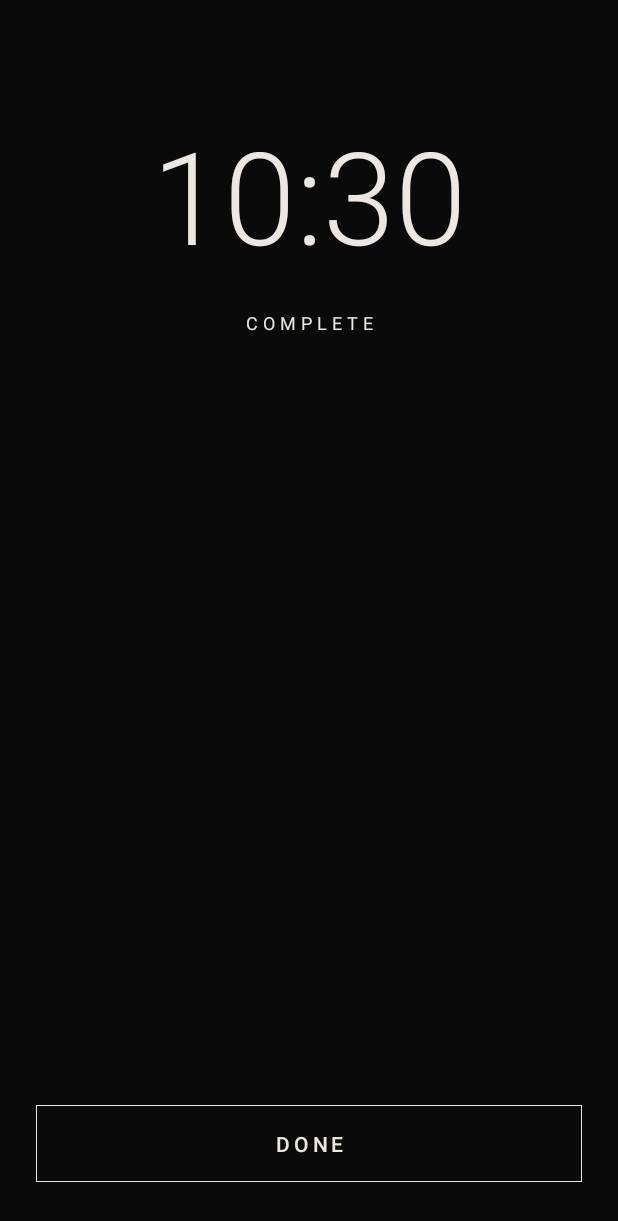
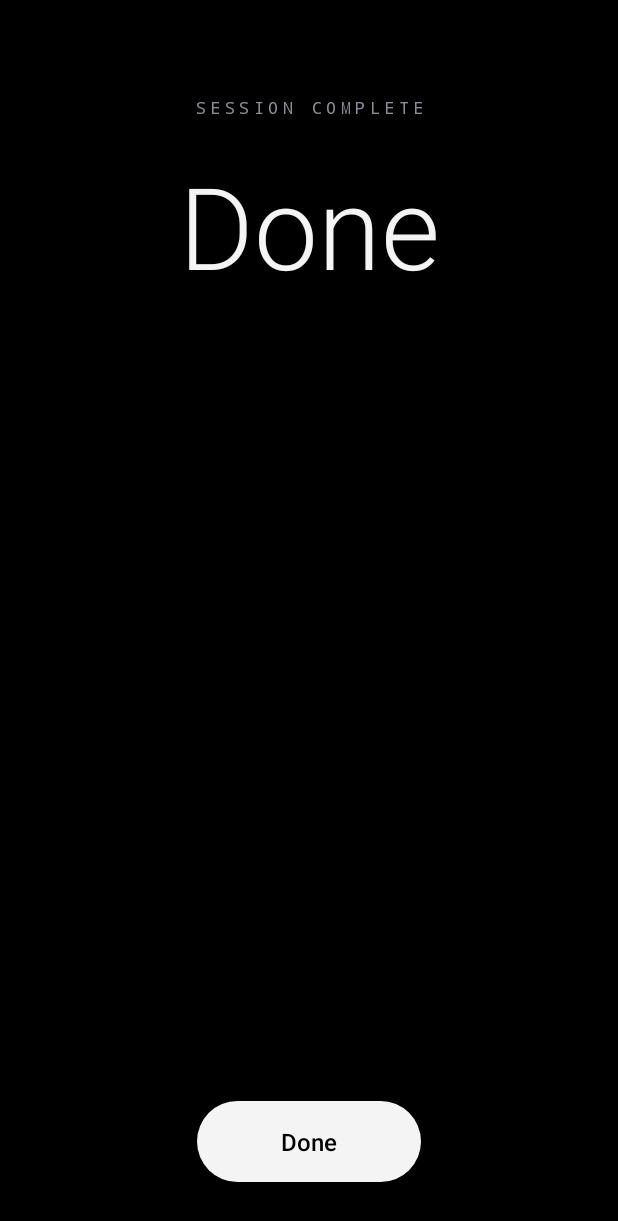
Before and after one commit to stephanrogers09-glitch/android, an Android app: the LockActivity screen opened directly, with no data from a screen before it, on a phone screen of 412 x 824 dp. Shown: the top 1221 px of the screen. Run offline under Robolectric (Android 15) with nearby library versions, the phone set to English and light mode, and no system bars.

Commit message:
Redesign the rest of the app in the study visual language
- Home becomes the launcher: focus and study cards from real state, the
  next scheduled session, and a setup notice when the lock is not ready.
- Focus tab: duration rows, commitment line, permission steps and the
  start button restyled; all start, permission and Plus logic unchanged.
- Lock screen: live countdown, progress rail from the recorded start,
  lock status line, and a completion summary (length, commitment, end).
  Enforcement code (back handling, leave-hint relaunch, call, camera,
  torch) is unchanged.
- Shared bottom tab bar (Home, Study, Focus) on top-level screens; the
  study library shows it, the open note does not.
- FocusClock: remaining time, progress and countdown maths, checked on
  the JVM.
- Session records its start time and preset for the completion summary.
- Device smoke test opens each top-level screen and checks the session
  fields.

Co-Authored-By: Claude Haiku 5.5 <noreply@anthropic.com>
Claude-Session: https://claude.ai/code/session_01SNTv48C1upMFXei3eX9cte

```diff
--- a/app/src/main/java/app/lockedin/phone/LockActivity.kt
+++ b/app/src/main/java/app/lockedin/phone/LockActivity.kt
@@ -3,6 +3,8 @@ package app.lockedin.phone
 import android.app.Activity
 import android.content.Intent
 import android.graphics.Color
+import android.graphics.Typeface
+import android.graphics.drawable.GradientDrawable
 import android.os.Build
 import android.os.Bundle
 import android.os.Handler
@@ -10,28 +12,32 @@ import android.os.Looper
 import android.view.Gravity
 import android.view.View
 import android.view.WindowManager
-import android.window.OnBackInvokedDispatcher
-import android.graphics.Typeface
-import android.graphics.drawable.GradientDrawable
-import android.widget.Button
+import android.widget.FrameLayout
 import android.widget.ImageButton
-import android.widget.FrameLayout
 import android.widget.LinearLayout
 import android.widget.TextView
+import android.window.OnBackInvokedDispatcher
+import app.lockedin.core.focus.FocusClock
 
 class LockActivity : Activity() {
     private val handler = Handler(Looper.getMainLooper())
     private var released = false
     private var openingChild = false
     private lateinit var root: FrameLayout
+    private lateinit var word: TextView
     private lateinit var clock: TextView
-    private lateinit var word: TextView
     private lateinit var backAt: TextView
+    private lateinit var rail: LinearLayout
+    private lateinit var railFill: View
+    private lateinit var railRest: View
     private lateinit var sentence: TextView
+    private lateinit var status: TextView
+    private lateinit var summary: TextView
+    private lateinit var actions: LinearLayout
     private lateinit var callButton: ImageButton
     private lateinit var cameraButton: ImageButton
     private lateinit var lightButton: ImageButton
-    private lateinit var doneButton: Button
+    private lateinit var doneButton: TextView
 
     private val tick = object : Runnable {
         override fun run() {
@@ -53,7 +59,7 @@ class LockActivity : Activity() {
         val column = LinearLayout(this)
         column.orientation = LinearLayout.VERTICAL
         column.gravity = Gravity.CENTER_HORIZONTAL
-        column.setPadding(dp(24), dp(72), dp(24), dp(36))
+        column.setPadding(dp(24), dp(64), dp(24), dp(36))
         root.addView(
             column,
             FrameLayout.LayoutParams(
@@ -62,38 +68,57 @@ class LockActivity : Activity() {
             )
         )
 
+        word = TextView(this)
+        word.gravity = Gravity.CENTER
+        word.letterSpacing = 0.28f
+        word.typeface = Typeface.MONOSPACE
+        column.addView(word)
+
         clock = TextView(this)
-        clock.textSize = 86f
+        clock.textSize = 76f
         clock.typeface = Typeface.create("sans-serif-light", Typeface.NORMAL)
         clock.gravity = Gravity.CENTER
+        clock.setPadding(0, dp(20), 0, 0)
         column.addView(clock)
-
-        word = TextView(this)
-        word.text = "LOCKED IN"
-        word.gravity = Gravity.CENTER
-        word.letterSpacing = 0.28f
-        word.setPadding(0, dp(20), 0, 0)
-        column.addView(word)
 
         backAt = TextView(this)
         backAt.gravity = Gravity.CENTER
-        backAt.setPadding(0, dp(8), 0, 0)
+        backAt.setPadding(0, dp(6), 0, 0)
         column.addView(backAt)
+
+        rail = LinearLayout(this)
+        rail.orientation = LinearLayout.HORIZONTAL
+        railFill = View(this)
+        railRest = View(this)
+        rail.addView(railFill, LinearLayout.LayoutParams(0, LinearLayout.LayoutParams.MATCH_PARENT, 0f))
+        rail.addView(railRest, LinearLayout.LayoutParams(0, LinearLayout.LayoutParams.MATCH_PARENT, 1000f))
+        val railParams = LinearLayout.LayoutParams(LinearLayout.LayoutParams.MATCH_PARENT, dp(2))
+        railParams.topMargin = dp(28)
+        column.addView(rail, railParams)
 
         sentence = TextView(this)
         sentence.gravity = Gravity.CENTER
-        sentence.textSize = 20f
+        sentence.textSize = 22f
+        sentence.typeface = Typeface.create("sans-serif-light", Typeface.NORMAL)
         sentence.setLineSpacing(dp(4).toFloat(), 1f)
-        sentence.setPadding(dp(20), 0, dp(20), 0)
-        val sentenceParams = LinearLayout.LayoutParams(
-            LinearLayout.LayoutParams.MATCH_PARENT,
-            LinearLayout.LayoutParams.WRAP_CONTENT
-        )
+        sentence.setPadding(dp(12), dp(32), dp(12), 0)
         column.addView(View(this), LinearLayout.LayoutParams(0, 0, 1f))
-        column.addView(sentence, sentenceParams)
-        column.addView(View(this), LinearLayout.LayoutParams(0, 0, 1f))
+        column.addView(sentence, LinearLayout.LayoutParams(LinearLayout.LayoutParams.MATCH_PARENT, LinearLayout.LayoutParams.WRAP_CONTENT))
 
-        val actions = LinearLayout(this)
+        summary = TextView(this)
+        summary.gravity = Gravity.CENTER
+        summary.setPadding(0, dp(18), 0, 0)
+        column.addView(summary, LinearLayout.LayoutParams(LinearLayout.LayoutParams.MATCH_PARENT, LinearLayout.LayoutParams.WRAP_CONTENT))
+
+        status = TextView(this)
+        status.gravity = Gravity.CENTER
+        status.typeface = Typeface.MONOSPACE
+        status.letterSpacing = 0.14f
+        status.textSize = 11f
+        status.setPadding(0, dp(18), 0, dp(28))
+        column.addView(status)
+
+        actions = LinearLayout(this)
         actions.orientation = LinearLayout.HORIZONTAL
         actions.gravity = Gravity.CENTER
         callButton = iconButton(R.drawable.ic_call, "Call") {
@@ -117,14 +142,21 @@ class LockActivity : Activity() {
         actions.addView(lightButton)
         column.addView(actions)
 
-        doneButton = Button(this)
-        doneButton.text = "Done"
-        doneButton.setOnClickListener {
-            SessionStore.clear(this)
-            startActivity(Intent(this, SetupActivity::class.java).addFlags(Intent.FLAG_ACTIVITY_CLEAR_TOP))
-            finish()
+        doneButton = pill("Done", filled = true).apply {
+            textSize = 16f
+            setPadding(dp(56), dp(16), dp(56), dp(16))
+            setOnClickListener {
+                SessionStore.clear(this@LockActivity)
+                startActivity(
+                    Intent(this@LockActivity, HomeActivity::class.java).addFlags(Intent.FLAG_ACTIVITY_CLEAR_TOP)
+                )
+                finish()
+            }
         }
-        column.addView(doneButton)
+        column.addView(doneButton, LinearLayout.LayoutParams(
+            LinearLayout.LayoutParams.WRAP_CONTENT,
+            LinearLayout.LayoutParams.WRAP_CONTENT
+        ))
 
         setContentView(root)
         render()
@@ -167,50 +199,67 @@ class LockActivity : Activity() {
         val now = System.currentTimeMillis()
         val active = SessionStore.isActive(this, now)
         released = !active
-        clock.text = formatClock(now)
+        val endAt = SessionStore.endAt(this)
+        val line = SessionStore.line(this)
+        paint()
         if (active) {
             word.text = "LOCKED IN"
-            backAt.text = "until ${formatBackAt(SessionStore.endAt(this))}"
-            sentence.text = SessionStore.line(this)
-            callButton.visibility = View.VISIBLE
-            cameraButton.visibility = View.VISIBLE
-            lightButton.visibility = View.VISIBLE
+            clock.text = FocusClock.countdown(FocusClock.remainingMs(endAt, now))
+            backAt.text = "until ${formatBackAt(endAt)}"
+            val share = FocusClock.progress(SessionStore.startedAt(this), endAt, now)
+            (railFill.layoutParams as LinearLayout.LayoutParams).weight = (share * 1000).toFloat()
+            (railRest.layoutParams as LinearLayout.LayoutParams).weight = ((1 - share) * 1000).toFloat()
+            rail.visibility = View.VISIBLE
+            rail.requestLayout()
+            sentence.text = line
+            summary.text = ""
+            status.text = if (Gate.accessibilityOn(this)) "LOCK ON  ·  CALLS OPEN" else "LOCK OFF  ·  CHECK SETUP IN FOCUS"
+            status.visibility = View.VISIBLE
+            actions.visibility = View.VISIBLE
             doneButton.visibility = View.GONE
         } else {
-            word.text = "COMPLETE"
-            backAt.text = ""
-            sentence.text = SessionStore.line(this)
-            callButton.visibility = View.GONE
-            cameraButton.visibility = View.GONE
-            lightButton.visibility = View.GONE
+            word.text = "SESSION COMPLETE"
+            clock.text = "Done"
+            backAt.text = "ended ${formatBackAt(endAt)}".takeIf { endAt > 0L }.orEmpty()
+            rail.visibility = View.GONE
+            sentence.text = line
+            summary.text = completionSummary()
+            status.visibility = View.GONE
+            actions.visibility = View.GONE
             doneButton.visibility = View.VISIBLE
             Torch.off(this)
             paintLight()
         }
-        paint()
+    }
+
+    /** What was done, read before Done clears the saved session. */
+    private fun completionSummary(): String {
+        val preset = SessionStore.presetId(this)?.let { Preset.fromId(it) } ?: return ""
+        return "Length: ${FocusClock.durationText(preset.minutes)}"
     }
 
     private fun paint() {
-        root.setBackgroundColor(Color.parseColor(COLOR_BG))
-        val foreground = Color.parseColor(COLOR_FG)
-        val muted = Color.parseColor(COLOR_MUTED)
-        clock.setTextColor(foreground)
-        word.setTextColor(foreground)
-        word.textSize = 12f
-        backAt.setTextColor(muted)
+        root.setBackgroundColor(Color.parseColor(Ink.BLACK))
+        word.setTextColor(Color.parseColor(Ink.DIM))
+        word.textSize = 11f
+        clock.setTextColor(Color.parseColor(Ink.TEXT))
+        backAt.setTextColor(Color.parseColor(Ink.DIM))
         backAt.textSize = 14f
-        sentence.setTextColor(Color.parseColor("#D9D3C9"))
+        railFill.setBackgroundColor(Color.parseColor(Ink.TEXT))
+        railRest.setBackgroundColor(Color.parseColor(Ink.HAIRLINE))
+        sentence.setTextColor(Color.parseColor(Ink.TEXT))
+        summary.setTextColor(Color.parseColor(Ink.DIM))
+        summary.textSize = 15f
+        status.setTextColor(Color.parseColor(Ink.FAINT))
         paintLight()
-        doneButton.outline(this, foreground)
-        doneButton.fillWidth()
     }
 
     private fun paintLight() {
         val on = Torch.isOn()
-        val ink = Color.parseColor(if (on) "#F3E2B8" else COLOR_FG)
+        val ink = Color.parseColor(if (on) "#F3E2B8" else Ink.TEXT)
         lightButton.setColorFilter(ink)
         val disk = lightButton.background as GradientDrawable
-        disk.setStroke(dp(1), Color.parseColor(if (on) "#F3E2B8" else "#343434"))
+        disk.setStroke(dp(1), Color.parseColor(if (on) "#F3E2B8" else Ink.HAIRLINE))
         disk.setColor(if (on) Color.parseColor("#22F3E2B8") else Color.TRANSPARENT)
     }
 
@@ -220,11 +269,11 @@ class LockActivity : Activity() {
         button.contentDescription = name
         button.scaleType = android.widget.ImageView.ScaleType.CENTER_INSIDE
         button.setPadding(dp(16), dp(16), dp(16), dp(16))
-        button.setColorFilter(Color.parseColor(COLOR_FG))
+        button.setColorFilter(Color.parseColor(Ink.TEXT))
         val disk = GradientDrawable()
         disk.shape = GradientDrawable.OVAL
         disk.setColor(Color.TRANSPARENT)
-        disk.setStroke(dp(1), Color.parseColor("#343434"))
+        disk.setStroke(dp(1), Color.parseColor(Ink.HAIRLINE))
         button.background = disk
         val params = LinearLayout.LayoutParams(dp(68), dp(68))
         params.marginStart = dp(16)
--- a/app/src/main/java/app/lockedin/phone/Session.kt
+++ b/app/src/main/java/app/lockedin/phone/Session.kt
@@ -38,6 +38,7 @@ object SessionStore {
     private const val LINE = "line"
     private const val PRESET = "preset"
     private const val PERMITTED = "permitted"
+    private const val STARTED = "startedAt"
     private const val SETUP_FILE = "locked-in-setup"
     private const val SETUP_DONE = "done"
 
@@ -47,6 +48,16 @@ object SessionStore {
 
     fun endAt(context: Context): Long {
         return context.getSharedPreferences(FILE, Context.MODE_PRIVATE).getLong(END, 0L)
+    }
+
+    /** When the running session started, or 0 when unknown (sessions started before this was recorded). */
+    fun startedAt(context: Context): Long {
+        return context.getSharedPreferences(FILE, Context.MODE_PRIVATE).getLong(STARTED, 0L)
+    }
+
+    /** The id of the preset the running or just-finished session was started with, or null. */
+    fun presetId(context: Context): String? {
+        return context.getSharedPreferences(FILE, Context.MODE_PRIVATE).getString(PRESET, null)
     }
 
     fun line(context: Context): String {
@@ -72,6 +83,7 @@ object SessionStore {
             .putLong(END, preset.endAt(now))
             .putString(LINE, line.trim())
             .putString(PRESET, preset.id)
+            .putLong(STARTED, now)
             .putStringSet(PERMITTED, emptySet())
             .apply()
     }
@@ -81,6 +93,7 @@ object SessionStore {
             .remove(END)
             .remove(LINE)
             .remove(PRESET)
+            .remove(STARTED)
             .remove(PERMITTED)
             .apply()
     }
--- a/app/src/main/java/app/lockedin/phone/StudyActivity.kt
+++ b/app/src/main/java/app/lockedin/phone/StudyActivity.kt
@@ -48,6 +48,7 @@ import java.util.concurrent.Executors
 class StudyActivity : Activity() {
     // Library
     private lateinit var library: ScrollView
+    private lateinit var libraryTabs: LinearLayout
     private lateinit var metaText: TextView
     private lateinit var sortRow: LinearLayout
     private lateinit var resumeHolder: LinearLayout
@@ -165,12 +166,15 @@ class StudyActivity : Activity() {
         column.addView(noteList.also { it.fillWidth() })
 
         root.addView(library, LinearLayout.LayoutParams(LinearLayout.LayoutParams.MATCH_PARENT, 0, 1f))
+        libraryTabs = tabBar(Tab.STUDY)
+        root.addView(libraryTabs)
     }
 
     private fun showLibrary() {
         openId = null
         workspace.visibility = View.GONE
         library.visibility = View.VISIBLE
+        libraryTabs.visibility = View.VISIBLE
         val now = System.currentTimeMillis()
         val notes = if (sortByTitle) book.sortedByTitle() else book.sorted()
 
@@ -404,6 +408,7 @@ class StudyActivity : Activity() {
         answerText.text = if (lastAnswerNoteId == id) lastAnswer else ""
         answerScroll.visibility = if (answerText.text.isNotEmpty()) View.VISIBLE else View.GONE
         library.visibility = View.GONE
+        libraryTabs.visibility = View.GONE
         workspace.visibility = View.VISIBLE
         updateContextTag()
         refreshTutor()
```
Also changed, not shown: app/src/main/AndroidManifest.xml (+6 -1 lines), app/src/main/java/app/lockedin/phone/Design.kt (+44 -0 lines), app/src/main/java/app/lockedin/phone/HomeActivity.kt (added, +127 -0 lines), app/src/main/java/app/lockedin/phone/SetupActivity.kt (+57 -58 lines), shared/src/main/kotlin/app/lockedin/core/focus/FocusClock.kt (added, +39 -0 lines), 3 other files.
